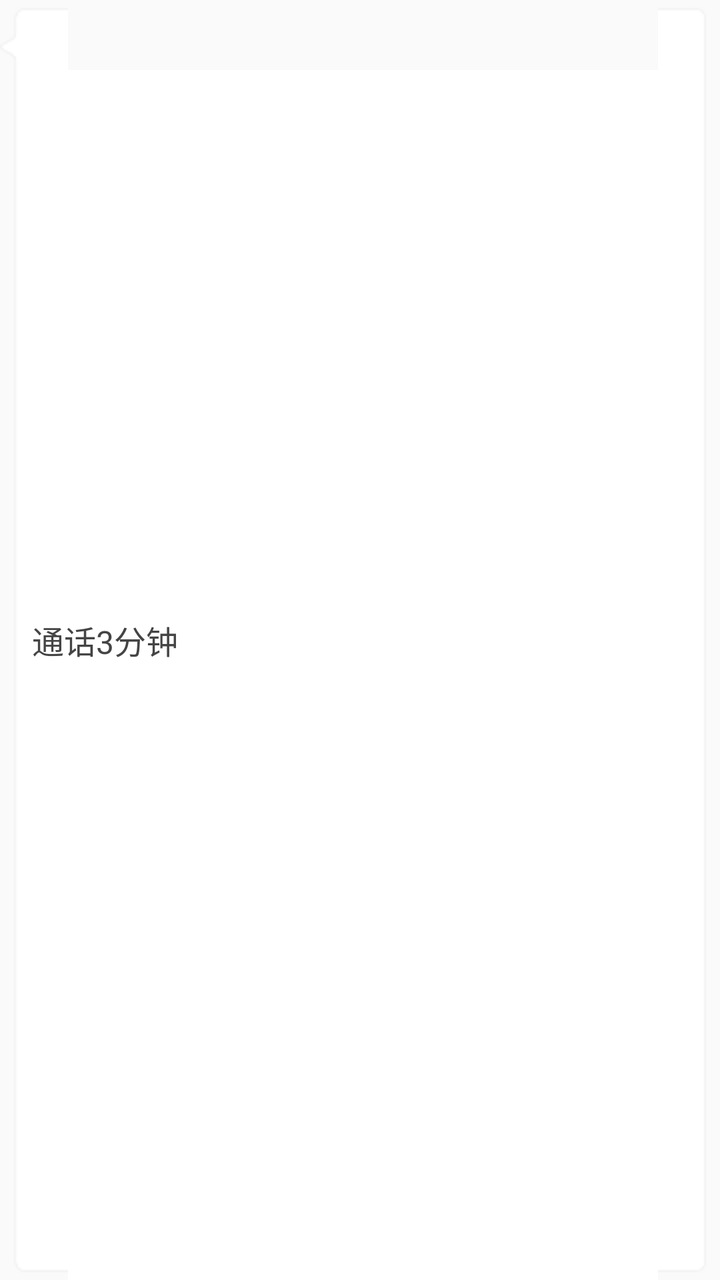
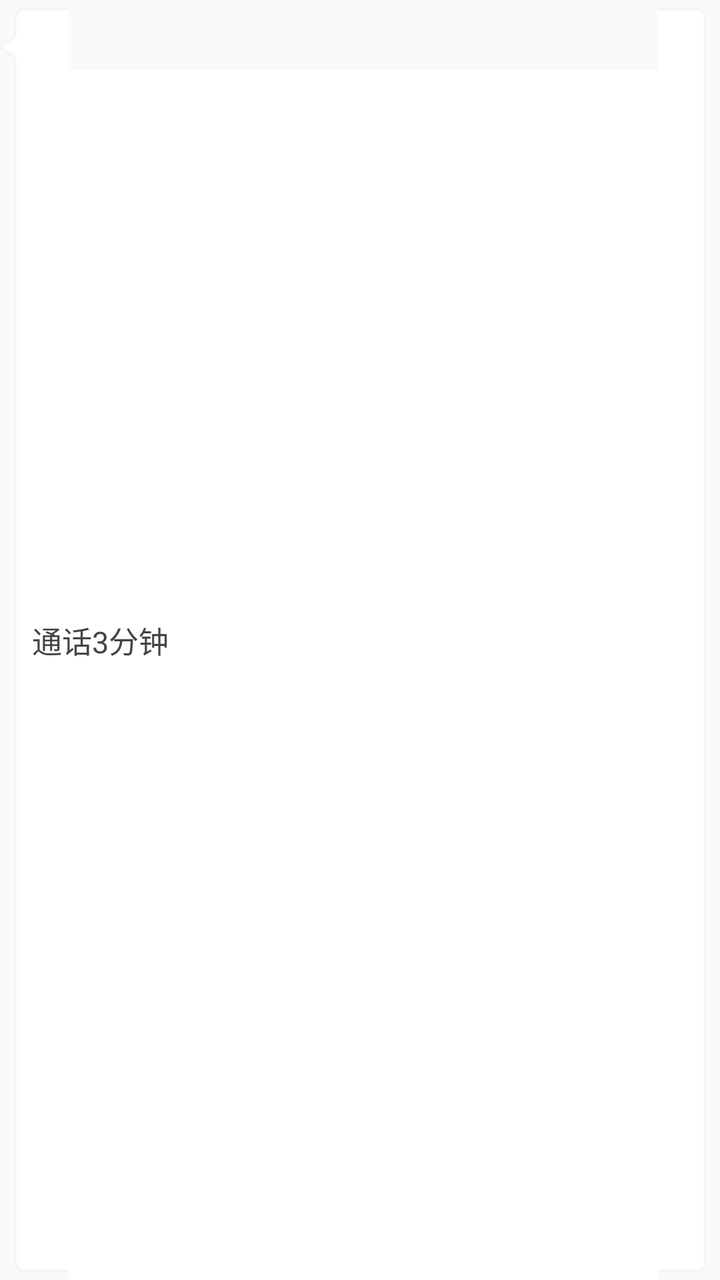

Screens rendered from an Android XML layout before and after an edit, with the pre-edit source and the edit as a unified diff.
<!-- AndroidManifest.xml: application theme AppTheme -->
<!-- res/layout/conversation_item_voip_receive.xml -->
<?xml version="1.0" encoding="utf-8"?>
<TextView xmlns:android="http://schemas.android.com/apk/res/android"
    android:id="@+id/contentTextView"
    android:layout_width="wrap_content"
    android:layout_height="wrap_content"
    android:autoLink="phone|email|map|web"
    android:background="@drawable/img_bubble_receive"
    android:gravity="left|center_vertical"
    android:maxWidth="240dp"
    android:minHeight="40dp"
    android:paddingLeft="16dp"
    android:paddingTop="12dp"
    android:paddingRight="16dp"
    android:paddingBottom="12dp"
    android:text="通话3分钟"
    android:textColor="#444444"
    android:textColorLink="#666666"
    android:textSize="16sp" />
<!-- resources referenced by this layout -->
<resources>
  <!-- drawable img_bubble_receive: png bitmap (drawable, 457 bytes) -->
  <style name="AppTheme" parent="Theme.AppCompat.Light.NoActionBar">
          
          <item name="colorPrimary">@color/colorPrimary</item>
          <item name="colorPrimaryDark">@color/colorPrimaryDark</item>
          <item name="colorAccent">@color/colorAccent</item>
          
          
          
          <item name="colorBackgroundFloating">@color/white</item>
      </style>
  <color name="colorPrimary">#3e64e4</color>
  <color name="colorPrimaryDark">#3e64e4</color>
  <color name="colorAccent">#7e7e7e</color>
  <color name="white">#ffffff</color>
</resources>

<!-- the commit's change to res/layout/conversation_item_voip_receive.xml (unified diff, before → after) -->
@@ -15,4 +15,4 @@
     android:text="通话3分钟"
     android:textColor="#444444"
     android:textColorLink="#666666"
-    android:textSize="16sp" />
+    android:textSize="15sp" />
